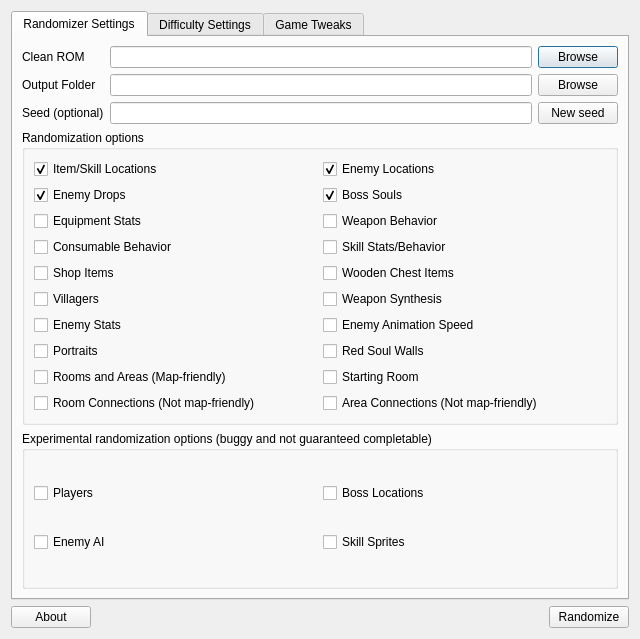
Qt form randomizer.ui (LagoLunatic/dsvrandom) before a commit.
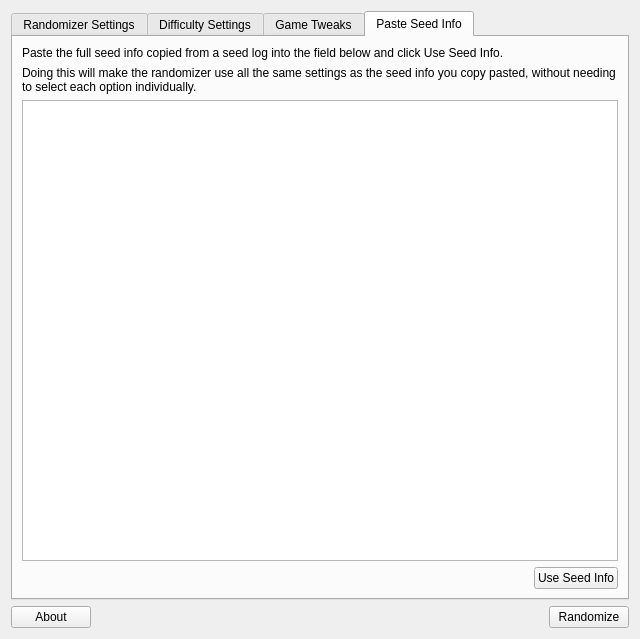
The same form after that commit. The open tabs and pages were chosen to show the change. Icons and pictures are not drawn.

Commit message: Add ability to use options from copypasted seed info from log

The edit to the form file:
```diff
--- a/randomizer.ui
+++ b/randomizer.ui
@@ -798,6 +798,57 @@
       <zorder>groupBox_2</zorder>
       <zorder>groupBox_4</zorder>
      </widget>
+     <widget class="QWidget" name="tab_4">
+      <attribute name="title">
+       <string>Paste Seed Info</string>
+      </attribute>
+      <layout class="QVBoxLayout" name="verticalLayout_5">
+       <item>
+        <widget class="QLabel" name="label_6">
+         <property name="text">
+          <string>Paste the full seed info copied from a seed log into the field below and click Use Seed Info.</string>
+         </property>
+        </widget>
+       </item>
+       <item>
+        <widget class="QLabel" name="label_7">
+         <property name="text">
+          <string>Doing this will make the randomizer use all the same settings as the seed info you copy pasted, without needing to select each option individually.</string>
+         </property>
+         <property name="wordWrap">
+          <bool>true</bool>
+         </property>
+        </widget>
+       </item>
+       <item>
+        <widget class="QTextEdit" name="paste_seed_info_field"/>
+       </item>
+       <item>
+        <layout class="QHBoxLayout" name="horizontalLayout_6">
+         <item>
+          <spacer name="horizontalSpacer_2">
+           <property name="orientation">
+            <enum>Qt::Horizontal</enum>
+           </property>
+           <property name="sizeHint" stdset="0">
+            <size>
+             <width>40</width>
+             <height>20</height>
+            </size>
+           </property>
+          </spacer>
+         </item>
+         <item>
+          <widget class="QPushButton" name="read_seed_info_button">
+           <property name="text">
+            <string>Use Seed Info</string>
+           </property>
+          </widget>
+         </item>
+        </layout>
+       </item>
+      </layout>
+     </widget>
     </widget>
    </item>
    <item>
```
The commit also changes 1 other file.
